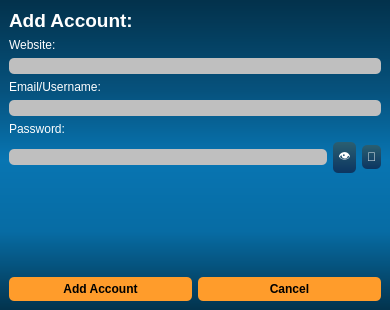
Qt form Desktop App/GUI/TwoKey/addaccount.ui (Satharus/TwoKey) before a commit.
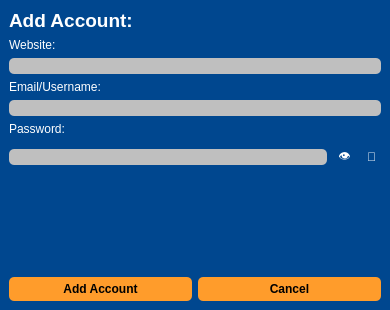
The same form after that commit.

Commit message: Removed color gradient from windows' backgrounds. QListWidget, QComboBox still need fixing. Windows are not connected yet

Patch:
```diff
--- a/Desktop App/GUI/TwoKey/addaccount.ui
+++ b/Desktop App/GUI/TwoKey/addaccount.ui
@@ -16,11 +16,9 @@
   <property name="styleSheet">
    <string notr="true">QWidget
 {
-	background-color: qlineargradient(spread:repeat, x1:1, y1:0, x2:1, y2:1, stop:0.00480769 rgba(3, 50, 76, 255),stop:0.293269 rgba(6, 82, 125, 255),stop:0.514423 rgba(8, 117, 178, 255),stop:0.745192 rgba(7, 108, 164, 255),stop:1 rgba(3, 51, 77, 255));
+	background-color: #00478f;
 	color: #000000;
-
-}
-</string>
+}</string>
   </property>
   <widget class="QWidget" name="centralwidget">
    <layout class="QVBoxLayout" name="verticalLayout">
@@ -140,7 +138,7 @@
       <item>
        <widget class="QPushButton" name="addaccount_showpassword">
         <property name="styleSheet">
-         <string notr="true">	background-color: qlineargradient(spread:pad, x1:1, y1:0, x2:1, y2:1, stop:0 rgba(42, 95, 113, 255),stop:1 rgba(12, 53, 97, 255));
+         <string notr="true">	background-color: #00478f;
 	color: #fff;
 	border: 0px;
 	border-radius: 5px;
@@ -155,7 +153,7 @@
       <item>
        <widget class="QPushButton" name="generate_button">
         <property name="styleSheet">
-         <string notr="true">	background-color: qlineargradient(spread:pad, x1:1, y1:0, x2:1, y2:1, stop:0 rgba(42, 95, 113, 255),stop:1 rgba(12, 53, 97, 255));
+         <string notr="true">	background-color: #00478f;
 	color: #fff;
 	border: 0px;
 	border-radius: 5px;
```
The commit also changes 13 other files.
